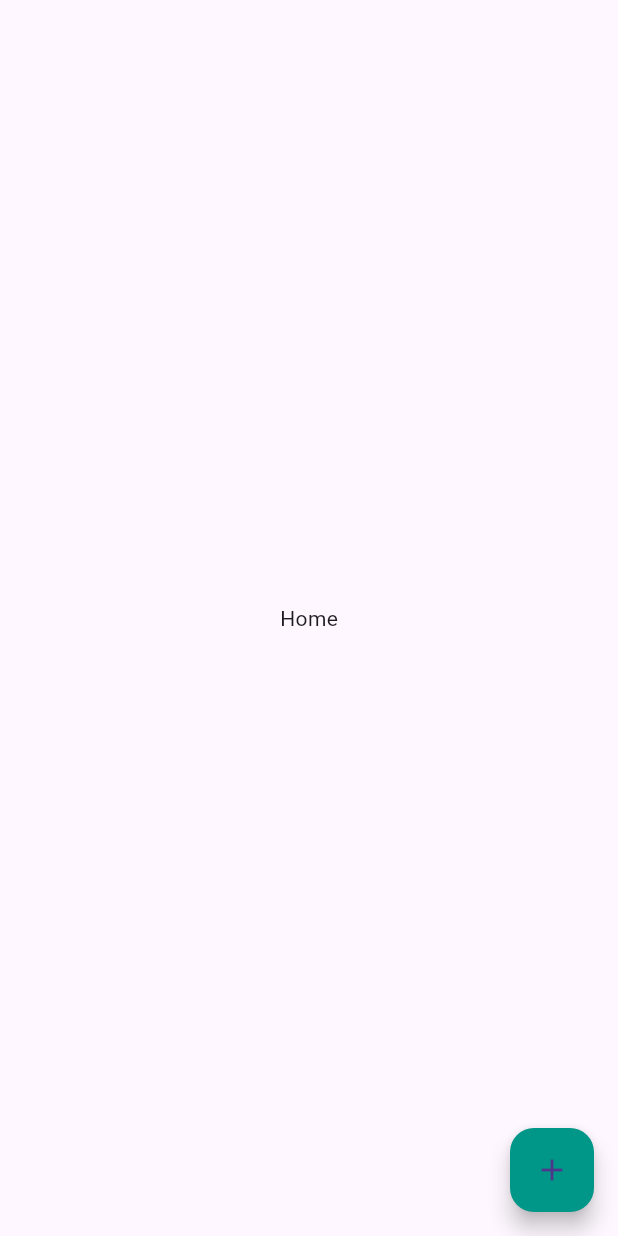
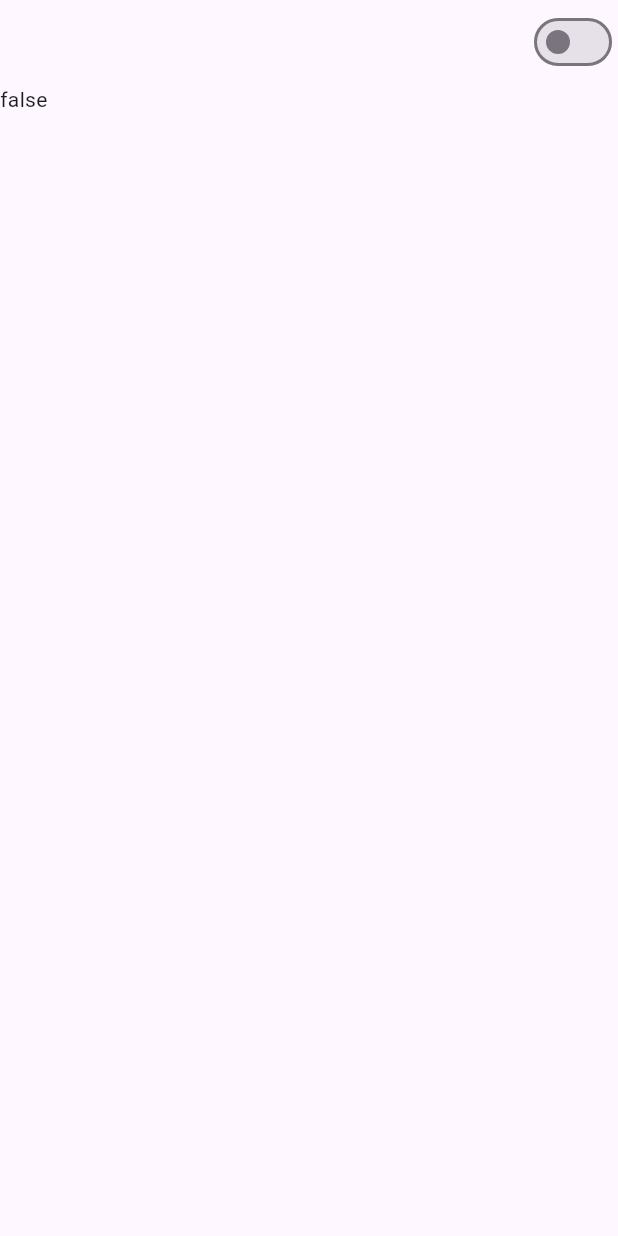
Before and after one commit to boterop/habit_hero, a Flutter app: the screen it shows after launch, on a phone screen of 412 x 824 dp. Run offline on Flutter 3.47's test engine with Material 3 defaults, Android fonts, the phone set to English and light mode, and no system bars.

Commit message:
Toggle theme

```diff
--- a/lib/main.dart
+++ b/lib/main.dart
@@ -2,22 +2,43 @@ import 'package:flutter/material.dart';
 import 'package:habit_hero/themes/dark.dart';
 import 'package:habit_hero/themes/light.dart';
 import 'package:habit_hero/widgets/home.dart';
+import 'package:habit_hero/widgets/toggle_theme.dart';
 
 void main() {
   runApp(const MainApp());
 }
 
-class MainApp extends StatelessWidget {
+class MainApp extends StatefulWidget {
   const MainApp({super.key});
+
+  @override
+  MainState createState() => MainState();
+}
+
+class MainState extends State<MainApp> {
+  var themeMode = ThemeMode.system;
+
+  setThemeMode(ThemeMode themeMode) {
+    setState(() {
+      this.themeMode = themeMode;
+    });
+  }
 
   @override
   Widget build(BuildContext context) {
     return MaterialApp(
       title: "Habit Hero",
-      themeMode: ThemeMode.system,
+      themeMode: themeMode,
       theme: Light.theme,
       darkTheme: Dark.theme,
-      home: const Home(),
+      home: Stack(
+        children: [
+          const Home(),
+          ToggleTheme(setThemeMode: (themeMode) {
+            setThemeMode(themeMode);
+          }),
+        ],
+      ),
     );
   }
 }
--- /dev/null
+++ b/lib/widgets/toggle_theme.dart
@@ -0,0 +1,35 @@
+import 'package:flutter/material.dart';
+
+class ToggleTheme extends StatefulWidget {
+  final Function setThemeMode;
+  const ToggleTheme({super.key, required this.setThemeMode});
+
+  @override
+  // ignore: library_private_types_in_public_api
+  _ToggleState createState() => _ToggleState();
+}
+
+class _ToggleState extends State<ToggleTheme> {
+  @override
+  Widget build(BuildContext context) {
+    bool isDarkMode = Theme.of(context).brightness == Brightness.dark;
+
+    onToggle(ThemeMode themeMode) {
+      widget.setThemeMode(themeMode);
+    }
+
+    return Scaffold(
+      appBar: AppBar(
+        actions: <Widget>[
+          Switch(
+            value: isDarkMode,
+            onChanged: (isOn) {
+              isOn ? onToggle(ThemeMode.dark) : onToggle(ThemeMode.light);
+            },
+          ),
+        ],
+      ),
+      body: Text(isDarkMode.toString()),
+    );
+  }
+}
```
